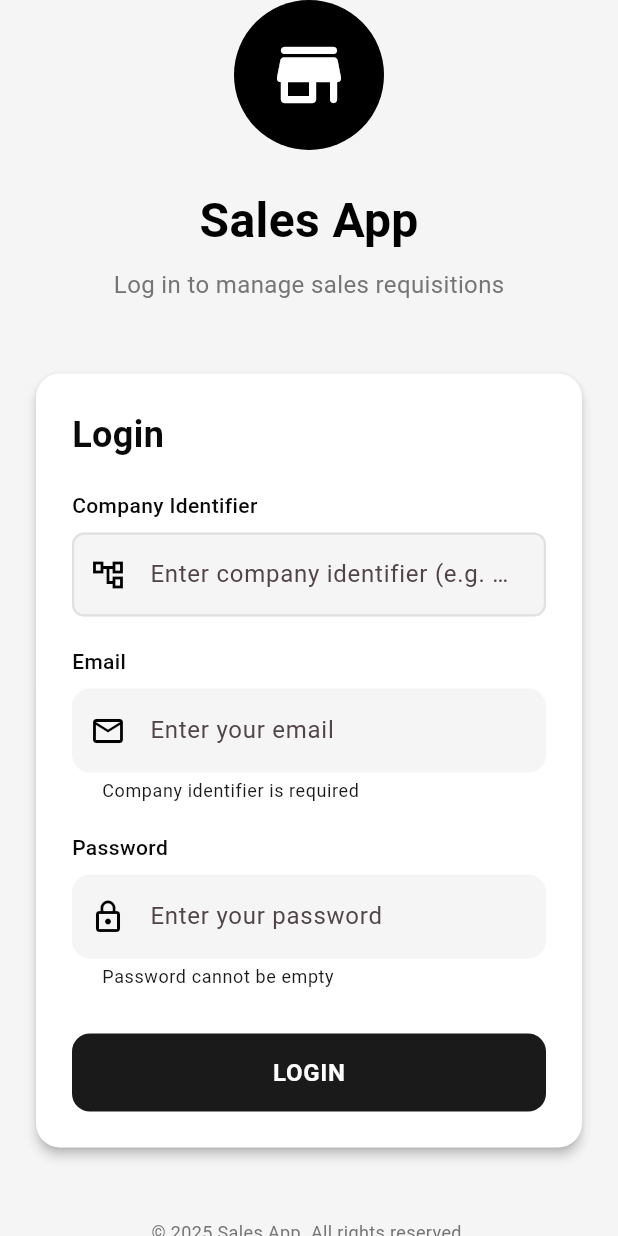
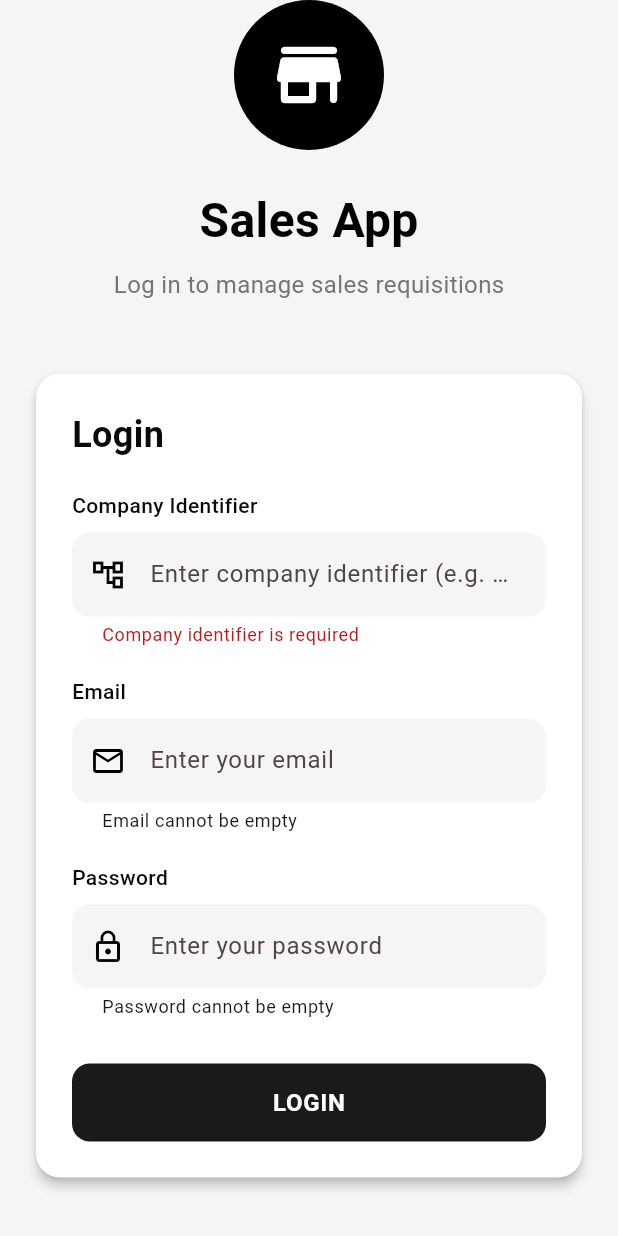
Before and after one commit to jsbalabat/distribution-app, a Flutter app: the LoginScreen screen opened directly, after a tap on "LOGIN", on a phone screen of 412 x 824 dp. Run offline on Flutter 3.47's test engine with Material 3 defaults, Android fonts, the light colour scheme and no system bars; our stand-ins replace cloud_firestore, cloud_functions, file_picker, firebase_auth, firebase_core, flutter_dotenv and 1 more; missing offline and left inert: dart:html; accounts and stored records are empty.

Commit message:
feat: error message prompts show

```diff
--- a/lib/screens/auth_screen.dart
+++ b/lib/screens/auth_screen.dart
@@ -4,6 +4,7 @@
 import '../providers/user_provider.dart';
 import '../styles/app_styles.dart';
 import '../utils/app_logger.dart';
+import '../utils/login_error_message.dart';
 
 class AuthScreen extends StatefulWidget {
   const AuthScreen({super.key});
@@ -67,10 +68,7 @@
       AppLogger.error('UI login submit failed', error: e, tag: 'AUTH_UI');
 
       setState(() {
-        final raw = e.toString();
-        _errorMessage = raw.startsWith('Exception: ')
-            ? raw.substring('Exception: '.length)
-            : raw;
+        _errorMessage = toLoginFailureMessage(e);
       });
     } finally {
       // Check if widget is still mounted before setting state
--- a/lib/screens/login_screen.dart
+++ b/lib/screens/login_screen.dart
@@ -2,6 +2,7 @@
 import '../services/auth_service.dart';
 import '../styles/app_styles.dart';
 import '../utils/app_logger.dart';
+import '../utils/login_error_message.dart';
 
 class LoginScreen extends StatefulWidget {
   const LoginScreen({super.key});
@@ -16,8 +17,10 @@
   final _passwordController = TextEditingController();
   final _companyIdentifierController = TextEditingController();
   bool _loading = false;
+  String? _companyError;
   String? _emailError;
   String? _passwordError;
+  String? _loginError;
 
   @override
   void dispose() {
@@ -36,8 +39,10 @@
   Future<void> _login() async {
     // Reset previous errors
     setState(() {
+      _companyError = null;
       _emailError = null;
       _passwordError = null;
+      _loginError = null;
       _loading = true;
     });
 
@@ -65,7 +70,7 @@
 
     if (_companyIdentifierController.text.trim().isEmpty) {
       setState(() {
-        _emailError = "Company identifier is required";
+        _companyError = "Company identifier is required";
       });
       isValid = false;
     }
@@ -95,10 +100,9 @@
     } catch (e) {
       AppLogger.error('Legacy login submit failed', error: e, tag: 'AUTH_UI');
 
-      final message = e.toString().replaceFirst('Exception: ', '');
       if (mounted) {
         setState(() {
-          _emailError = message;
+          _loginError = toLoginFailureMessage(e);
         });
       }
     } finally {
@@ -191,6 +195,7 @@
                           style: const TextStyle(color: AppStyles.textColor),
                           decoration: InputDecoration(
                             hintText: "Enter company identifier (e.g. acme)",
+                            errorText: _companyError,
                             filled: true,
                             fillColor: Colors.grey[100],
                             border: OutlineInputBorder(
@@ -202,6 +207,14 @@
                               color: AppStyles.primaryColor,
                             ),
                           ),
+                          onChanged: (value) {
+                            if (_companyError != null || _loginError != null) {
+                              setState(() {
+                                _companyError = null;
+                                _loginError = null;
+                              });
+                            }
+                          },
                         ),
                         const SizedBox(height: 20),
 
@@ -236,9 +249,10 @@
                             ),
                           ),
                           onChanged: (value) {
-                            if (_emailError != null) {
+                            if (_emailError != null || _loginError != null) {
                               setState(() {
                                 _emailError = null;
+                                _loginError = null;
                               });
                             }
                           },
@@ -276,13 +290,52 @@
                             ),
                           ),
                           onChanged: (value) {
-                            if (_passwordError != null) {
+                            if (_passwordError != null || _loginError != null) {
                               setState(() {
                                 _passwordError = null;
+                                _loginError = null;
                               });
                             }
                           },
                         ),
+                        if (_loginError != null) ...[
+                          const SizedBox(height: 16),
+                          Container(
+                            width: double.infinity,
+                            padding: const EdgeInsets.all(12),
+                            decoration: BoxDecoration(
+                              color: AppStyles.errorColor.withValues(
+                                alpha: 0.08,
+                              ),
+                              borderRadius: BorderRadius.circular(10),
+                              border: Border.all(
+                                color: AppStyles.errorColor.withValues(
+                                  alpha: 0.3,
+                                ),
+                              ),
+                            ),
+                            child: Row(
+                              crossAxisAlignment: CrossAxisAlignment.start,
+                              children: [
+                                const Icon(
+                                  Icons.error_outline,
+                                  color: AppStyles.errorColor,
+                                  size: 20,
+                                ),
+                                const SizedBox(width: 8),
+                                Expanded(
+                                  child: Text(
+                                    _loginError!,
+                                    style: const TextStyle(
+                                      color: AppStyles.errorColor,
+                                      fontSize: 13,
+                                    ),
+                                  ),
+                                ),
+                              ],
+                            ),
+                          ),
+                        ],
                         const SizedBox(height: 30),
 
                         // Login Button
```
Also changed, not shown: lib/utils/login_error_message.dart (added, +37 -0 lines).
